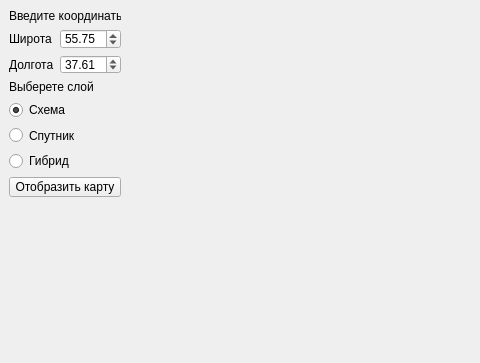
This is Design/first_task_design.ui in andrey-blight/map_api as Qt 5 draws it before an edit; both pictures show x 0 to 480 and y 0 to 363 of the 800 by 470 pixel window. The edited form follows.
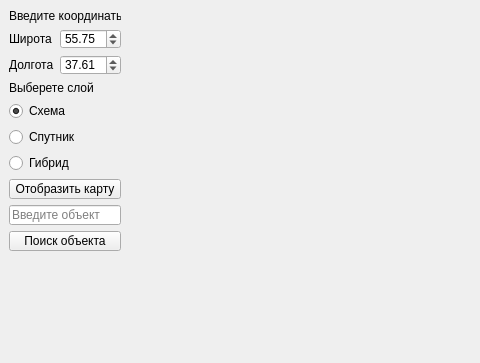
This is the edited form.

```diff
--- a/Design/first_task_design.ui
+++ b/Design/first_task_design.ui
@@ -57,7 +57,7 @@
       <x>9</x>
       <y>9</y>
       <width>112</width>
-      <height>188</height>
+      <height>243</height>
      </rect>
     </property>
     <layout class="QVBoxLayout" name="verticalLayout">
@@ -175,6 +175,34 @@
        </property>
       </widget>
      </item>
+     <item>
+      <widget class="QLineEdit" name="lineEdit">
+       <property name="font">
+        <font>
+         <stylestrategy>PreferAntialias</stylestrategy>
+        </font>
+       </property>
+       <property name="focusPolicy">
+        <enum>Qt::ClickFocus</enum>
+       </property>
+       <property name="text">
+        <string/>
+       </property>
+       <property name="placeholderText">
+        <string>Введите объект</string>
+       </property>
+      </widget>
+     </item>
+     <item>
+      <widget class="QPushButton" name="btn_find_obj">
+       <property name="focusPolicy">
+        <enum>Qt::ClickFocus</enum>
+       </property>
+       <property name="text">
+        <string>Поиск объекта</string>
+       </property>
+      </widget>
+     </item>
     </layout>
    </widget>
   </widget>
```
Left out of the diff: 7 changed lines with no effect on the pictures.
